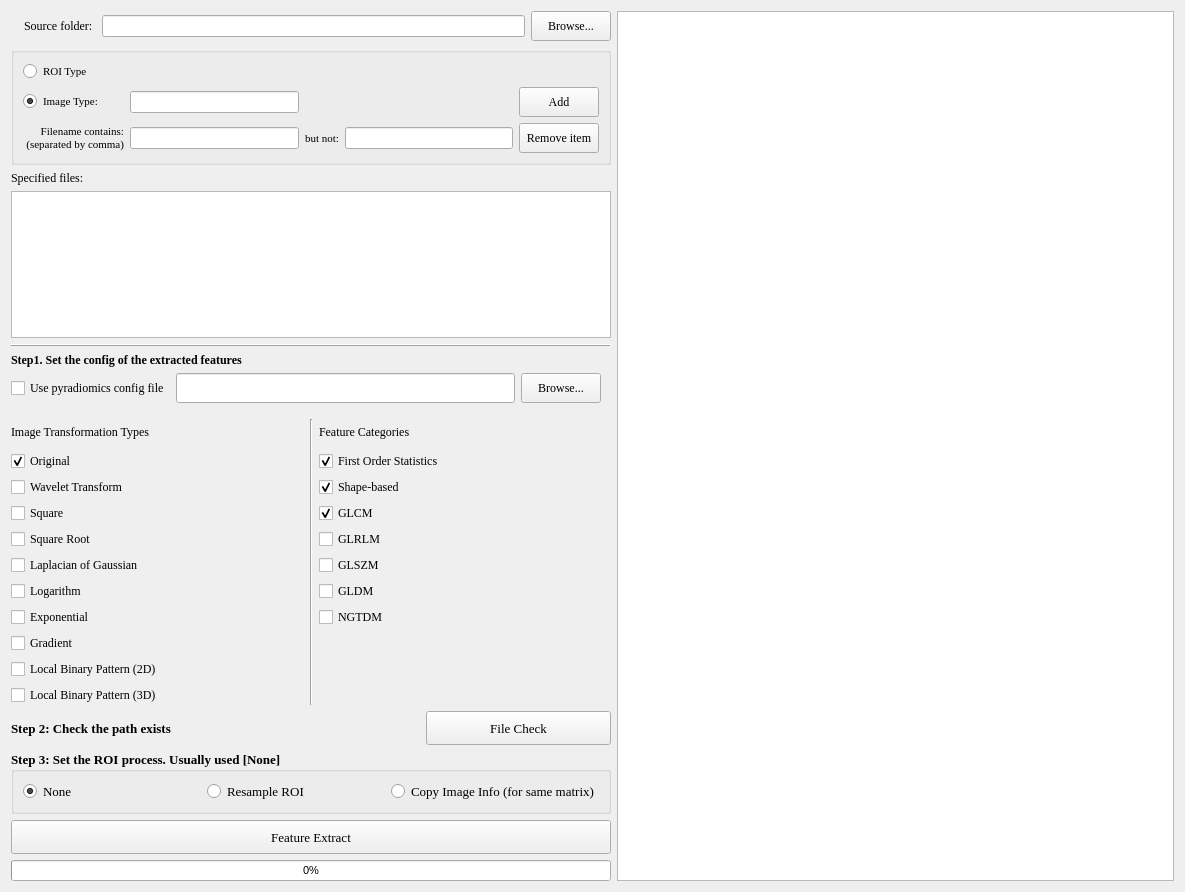
Qt form Feature/GUI/FeatureExtraction.ui (salan668/FAE) before a commit.
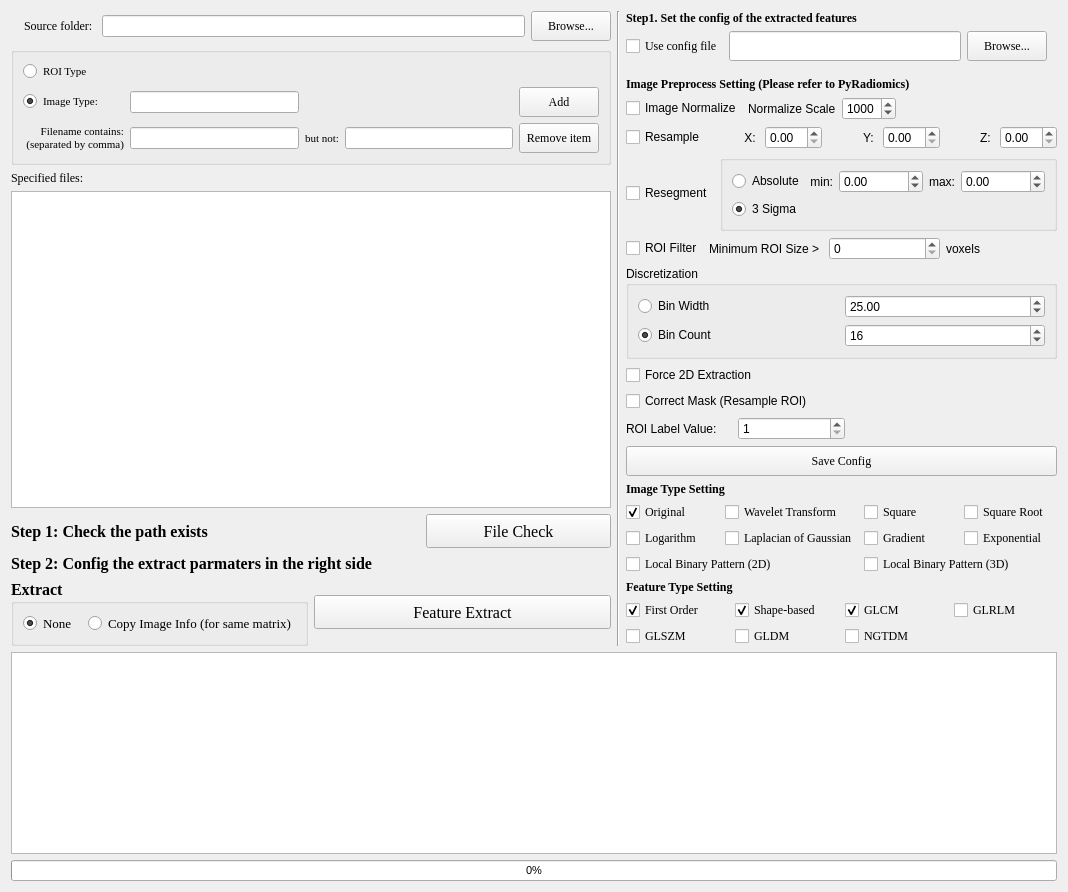
The same form after that commit.

Commit message: Add Feature Extraction Config in GUI

Patch:
```diff
--- a/Feature/GUI/FeatureExtraction.ui
+++ b/Feature/GUI/FeatureExtraction.ui
@@ -6,18 +6,20 @@
    <rect>
     <x>0</x>
     <y>0</y>
-    <width>1185</width>
+    <width>1057</width>
     <height>892</height>
    </rect>
   </property>
   <property name="windowTitle">
    <string>Feature Extraction</string>
   </property>
-  <layout class="QHBoxLayout" name="horizontalLayout_7">
+  <layout class="QHBoxLayout" name="horizontalLayout_18">
    <item>
-    <layout class="QHBoxLayout" name="horizontalLayout_6">
+    <layout class="QVBoxLayout" name="verticalLayout_8">
      <item>
-      <layout class="QVBoxLayout" name="verticalLayout">
+      <layout class="QHBoxLayout" name="horizontalLayout_17">
+       <item>
+        <layout class="QVBoxLayout" name="verticalLayout_7">
        <item>
         <layout class="QHBoxLayout" name="horizontalLayout_2">
          <item>
@@ -262,15 +264,159 @@
         </widget>
        </item>
        <item>
-        <widget class="QFrame" name="frame_3">
-         <property name="frameShape">
-          <enum>QFrame::HLine</enum>
-         </property>
-         <property name="frameShadow">
-          <enum>QFrame::Raised</enum>
+          <layout class="QHBoxLayout" name="horizontalLayout_4" stretch="2,0,1">
+           <item>
+            <widget class="QLabel" name="label_5">
+             <property name="font">
+              <font>
+               <family>Times New Roman</family>
+               <pointsize>12</pointsize>
+               <weight>75</weight>
+               <bold>true</bold>
+              </font>
+             </property>
+             <property name="text">
+              <string>Step 1: Check the path exists</string>
          </property>
         </widget>
        </item>
+           <item>
+            <spacer name="horizontalSpacer_4">
+             <property name="orientation">
+              <enum>Qt::Horizontal</enum>
+             </property>
+             <property name="sizeHint" stdset="0">
+              <size>
+               <width>40</width>
+               <height>20</height>
+              </size>
+             </property>
+            </spacer>
+           </item>
+           <item>
+            <widget class="QPushButton" name="buttonCheckPath">
+             <property name="minimumSize">
+              <size>
+               <width>0</width>
+               <height>34</height>
+              </size>
+             </property>
+             <property name="font">
+              <font>
+               <family>Times New Roman</family>
+               <pointsize>12</pointsize>
+              </font>
+             </property>
+             <property name="text">
+              <string>File Check</string>
+             </property>
+            </widget>
+           </item>
+          </layout>
+         </item>
+         <item>
+          <widget class="QLabel" name="label_16">
+           <property name="font">
+            <font>
+             <family>Times New Roman</family>
+             <pointsize>12</pointsize>
+             <weight>75</weight>
+             <bold>true</bold>
+            </font>
+           </property>
+           <property name="text">
+            <string>Step 2: Config the extract parmaters in the right side</string>
+           </property>
+          </widget>
+         </item>
+         <item>
+          <layout class="QHBoxLayout" name="horizontalLayout_16">
+           <item>
+            <widget class="QGroupBox" name="groupBox_2">
+             <property name="font">
+              <font>
+               <family>Times New Roman</family>
+               <pointsize>12</pointsize>
+               <weight>75</weight>
+               <bold>true</bold>
+              </font>
+             </property>
+             <property name="title">
+              <string>Extract</string>
+             </property>
+             <layout class="QHBoxLayout" name="horizontalLayout_3">
+              <item>
+               <layout class="QHBoxLayout" name="horizontalLayout">
+                <item>
+                 <widget class="QRadioButton" name="radioExtractNone">
+                  <property name="font">
+                   <font>
+                    <family>Times New Roman</family>
+                    <pointsize>10</pointsize>
+                    <weight>50</weight>
+                    <bold>false</bold>
+                   </font>
+                  </property>
+                  <property name="text">
+                   <string>None</string>
+                  </property>
+                  <property name="checked">
+                   <bool>true</bool>
+                  </property>
+                 </widget>
+                </item>
+                <item>
+                 <widget class="QRadioButton" name="radioExtractCopyInfo">
+                  <property name="font">
+                   <font>
+                    <family>Times New Roman</family>
+                    <pointsize>10</pointsize>
+                    <weight>50</weight>
+                    <bold>false</bold>
+                   </font>
+                  </property>
+                  <property name="text">
+                   <string>Copy Image Info (for same matrix)</string>
+                  </property>
+                 </widget>
+                </item>
+               </layout>
+              </item>
+             </layout>
+            </widget>
+           </item>
+           <item>
+            <widget class="QPushButton" name="buttonExtract">
+             <property name="minimumSize">
+              <size>
+               <width>0</width>
+               <height>34</height>
+              </size>
+             </property>
+             <property name="font">
+              <font>
+               <family>Times New Roman</family>
+               <pointsize>12</pointsize>
+              </font>
+             </property>
+             <property name="text">
+              <string>Feature Extract</string>
+             </property>
+            </widget>
+           </item>
+          </layout>
+         </item>
+        </layout>
+       </item>
+       <item>
+        <widget class="Line" name="line">
+         <property name="orientation">
+          <enum>Qt::Vertical</enum>
+         </property>
+        </widget>
+       </item>
+       <item>
+        <layout class="QVBoxLayout" name="verticalLayout_5">
        <item>
         <widget class="QLabel" name="labelSource_2">
          <property name="font">
@@ -304,7 +450,7 @@
             </font>
            </property>
            <property name="text">
-            <string>Use pyradiomics config file</string>
+              <string>Use config file</string>
            </property>
           </widget>
          </item>
@@ -343,31 +489,406 @@
          </item>
         </layout>
        </item>
-       <item>
-        <layout class="QHBoxLayout" name="horizontalLayout_3">
          <item>
           <layout class="QVBoxLayout" name="verticalLayout_4">
            <item>
-            <widget class="QLabel" name="label_2">
+            <widget class="QLabel" name="labelSource_3">
+             <property name="font">
+              <font>
+               <family>Times New Roman</family>
+               <weight>75</weight>
+               <bold>true</bold>
+              </font>
+             </property>
+             <property name="text">
+              <string>Image Preprocess Setting (Please refer to PyRadiomics)</string>
+             </property>
+            </widget>
+           </item>
+           <item>
+            <layout class="QHBoxLayout" name="horizontalLayout_6" stretch="1,1,1,4">
+             <item>
+              <widget class="QCheckBox" name="checkNormalize">
+               <property name="text">
+                <string>Image Normalize</string>
+               </property>
+              </widget>
+             </item>
+             <item>
+              <widget class="QLabel" name="label_14">
+               <property name="text">
+                <string>Normalize Scale</string>
+               </property>
+              </widget>
+             </item>
+             <item>
+              <widget class="QSpinBox" name="spinNormalizeScale">
+               <property name="maximum">
+                <number>9999</number>
+               </property>
+               <property name="value">
+                <number>1000</number>
+               </property>
+              </widget>
+             </item>
+             <item>
+              <spacer name="horizontalSpacer_2">
+               <property name="orientation">
+                <enum>Qt::Horizontal</enum>
+               </property>
+               <property name="sizeHint" stdset="0">
+                <size>
+                 <width>40</width>
+                 <height>20</height>
+                </size>
+               </property>
+              </spacer>
+             </item>
+            </layout>
+           </item>
+           <item>
+            <layout class="QHBoxLayout" name="horizontalLayout_7">
+             <item>
+              <widget class="QCheckBox" name="checkResample">
+               <property name="text">
+                <string>Resample</string>
+               </property>
+              </widget>
+             </item>
+             <item>
+              <widget class="QLabel" name="label_4">
+               <property name="text">
+                <string>X: </string>
+               </property>
+               <property name="alignment">
+                <set>Qt::AlignRight|Qt::AlignTrailing|Qt::AlignVCenter</set>
+               </property>
+              </widget>
+             </item>
+             <item>
+              <widget class="QDoubleSpinBox" name="doubleSpinResampleX">
+               <property name="value">
+                <double>0.000000000000000</double>
+               </property>
+              </widget>
+             </item>
+             <item>
+              <widget class="QLabel" name="label_6">
+               <property name="text">
+                <string>Y: </string>
+               </property>
+               <property name="alignment">
+                <set>Qt::AlignRight|Qt::AlignTrailing|Qt::AlignVCenter</set>
+               </property>
+              </widget>
+             </item>
+             <item>
+              <widget class="QDoubleSpinBox" name="doubleSpinResampleY">
+               <property name="value">
+                <double>0.000000000000000</double>
+               </property>
+              </widget>
+             </item>
+             <item>
+              <widget class="QLabel" name="label_7">
+               <property name="text">
+                <string>Z: </string>
+               </property>
+               <property name="alignment">
+                <set>Qt::AlignRight|Qt::AlignTrailing|Qt::AlignVCenter</set>
+               </property>
+              </widget>
+             </item>
+             <item>
+              <widget class="QDoubleSpinBox" name="doubleSpinResampleZ">
+               <property name="value">
+                <double>0.000000000000000</double>
+               </property>
+              </widget>
+             </item>
+            </layout>
+           </item>
+           <item>
+            <layout class="QHBoxLayout" name="horizontalLayout_12" stretch="1,6">
+             <item>
+              <widget class="QCheckBox" name="checkResegment">
+               <property name="text">
+                <string>Resegment</string>
+               </property>
+              </widget>
+             </item>
+             <item>
+              <widget class="QGroupBox" name="groupBox_3">
+               <property name="title">
+                <string/>
+               </property>
+               <layout class="QHBoxLayout" name="horizontalLayout_11">
+                <item>
+                 <layout class="QVBoxLayout" name="verticalLayout_2">
+                  <item>
+                   <layout class="QHBoxLayout" name="horizontalLayout_9">
+                    <item>
+                     <widget class="QRadioButton" name="radioResegmentAbsolute">
+                      <property name="text">
+                       <string>Absolute</string>
+                      </property>
+                      <property name="checked">
+                       <bool>false</bool>
+                      </property>
+                     </widget>
+                    </item>
+                    <item>
+                     <widget class="QLabel" name="label_9">
+                      <property name="text">
+                       <string>min:</string>
+                      </property>
+                      <property name="alignment">
+                       <set>Qt::AlignRight|Qt::AlignTrailing|Qt::AlignVCenter</set>
+                      </property>
+                     </widget>
+                    </item>
+                    <item>
+                     <widget class="QDoubleSpinBox" name="doubleSpinReSegmentMin">
+                      <property name="minimum">
+                       <double>-1000.000000000000000</double>
+                      </property>
+                      <property name="maximum">
+                       <double>100000.000000000000000</double>
+                      </property>
+                      <property name="value">
+                       <double>0.000000000000000</double>
+                      </property>
+                     </widget>
+                    </item>
+                    <item>
+                     <widget class="QLabel" name="label_8">
+                      <property name="text">
+                       <string>max:</string>
+                      </property>
+                      <property name="alignment">
+                       <set>Qt::AlignRight|Qt::AlignTrailing|Qt::AlignVCenter</set>
+                      </property>
+                     </widget>
+                    </item>
+                    <item>
+                     <widget class="QDoubleSpinBox" name="doubleSpinReSegmentMax">
+                      <property name="minimum">
+                       <double>-1000.000000000000000</double>
+                      </property>
+                      <property name="maximum">
+                       <double>10000000.000000000000000</double>
+                      </property>
+                      <property name="value">
+                       <double>0.000000000000000</double>
+                      </property>
+                     </widget>
+                    </item>
+                   </layout>
+                  </item>
+                  <item>
+                   <layout class="QHBoxLayout" name="horizontalLayout_10">
+                    <item>
+                     <widget class="QRadioButton" name="radioResegmenSigma">
+                      <property name="text">
+                       <string>3 Sigma</string>
+                      </property>
+                      <property name="checked">
+                       <bool>true</bool>
+                      </property>
+                     </widget>
+                    </item>
+                    <item>
+                     <spacer name="horizontalSpacer">
+                      <property name="orientation">
+                       <enum>Qt::Horizontal</enum>
+                      </property>
+                      <property name="sizeHint" stdset="0">
+                       <size>
+                        <width>40</width>
+                        <height>20</height>
+                       </size>
+                      </property>
+                     </spacer>
+                    </item>
+                   </layout>
+                  </item>
+                 </layout>
+                </item>
+               </layout>
+              </widget>
+             </item>
+            </layout>
+           </item>
+           <item>
+            <layout class="QHBoxLayout" name="horizontalLayout_13" stretch="1,6">
+             <item>
+              <widget class="QCheckBox" name="checkRoiFilter">
+               <property name="text">
+                <string>ROI Filter</string>
+               </property>
+              </widget>
+             </item>
+             <item>
+              <layout class="QGridLayout" name="gridLayout_3">
+               <item row="0" column="1">
+                <widget class="QSpinBox" name="spinMinRoiSize"/>
+               </item>
+               <item row="0" column="2">
+                <widget class="QLabel" name="label_11">
+                 <property name="text">
+                  <string>voxels</string>
+                 </property>
+                </widget>
+               </item>
+               <item row="0" column="0">
+                <widget class="QLabel" name="label_10">
+                 <property name="text">
+                  <string>Minimum ROI Size &gt; </string>
+                 </property>
+                </widget>
+               </item>
+              </layout>
+             </item>
+            </layout>
+           </item>
+           <item>
+            <widget class="QGroupBox" name="groupBox_4">
+             <property name="title">
+              <string>Discretization</string>
+             </property>
+             <layout class="QHBoxLayout" name="horizontalLayout_5">
+              <item>
+               <layout class="QGridLayout" name="gridLayout_6">
+                <item row="0" column="0">
+                 <widget class="QRadioButton" name="radioBinWidth">
+                  <property name="text">
+                   <string>Bin Width</string>
+                  </property>
+                 </widget>
+                </item>
+                <item row="0" column="1">
+                 <widget class="QDoubleSpinBox" name="doubleSpinBinWidth">
+                  <property name="maximum">
+                   <double>10000.000000000000000</double>
+                  </property>
+                  <property name="value">
+                   <double>25.000000000000000</double>
+                  </property>
+                 </widget>
+                </item>
+                <item row="1" column="0">
+                 <widget class="QRadioButton" name="radioBinCount">
+                  <property name="text">
+                   <string>Bin Count</string>
+                  </property>
+                  <property name="checked">
+                   <bool>true</bool>
+                  </property>
+                 </widget>
+                </item>
+                <item row="1" column="1">
+                 <widget class="QSpinBox" name="spinBinCount">
+                  <property name="minimum">
+                   <number>1</number>
+                  </property>
+                  <property name="value">
+                   <number>16</number>
+                  </property>
+                 </widget>
+                </item>
+               </layout>
+              </item>
+             </layout>
+            </widget>
+           </item>
+           <item>
+            <widget class="QCheckBox" name="checkForce2DExtraction">
+             <property name="text">
+              <string>Force 2D Extraction</string>
+             </property>
+            </widget>
+           </item>
+           <item>
+            <widget class="QCheckBox" name="checkCorrectMask">
+             <property name="text">
+              <string>Correct Mask (Resample ROI)</string>
+             </property>
+            </widget>
+           </item>
+           <item>
+            <layout class="QHBoxLayout" name="horizontalLayout_14" stretch="1,1,2">
+             <item>
+              <widget class="QLabel" name="label_15">
+               <property name="text">
+                <string>ROI Label Value:</string>
+               </property>
+              </widget>
+             </item>
+             <item>
+              <widget class="QSpinBox" name="spinLabelValue">
+               <property name="minimum">
+                <number>1</number>
+               </property>
+              </widget>
+             </item>
+             <item>
+              <spacer name="horizontalSpacer_3">
+               <property name="orientation">
+                <enum>Qt::Horizontal</enum>
+               </property>
+               <property name="sizeHint" stdset="0">
+                <size>
+                 <width>40</width>
+                 <height>20</height>
+                </size>
+               </property>
+              </spacer>
+             </item>
+            </layout>
+           </item>
+           <item>
+            <layout class="QHBoxLayout" name="horizontalLayout_15">
+             <item>
+              <widget class="QPushButton" name="buttonSaveConfig">
              <property name="minimumSize">
               <size>
                <width>0</width>
-               <height>26</height>
+                 <height>30</height>
               </size>
              </property>
              <property name="font">
               <font>
                <family>Times New Roman</family>
-               <weight>50</weight>
-               <bold>false</bold>
               </font>
              </property>
              <property name="text">
-              <string>Image Transformation Types</string>
+                <string>Save Config</string>
              </property>
             </widget>
            </item>
+            </layout>
+           </item>
+          </layout>
+         </item>
            <item>
+          <layout class="QVBoxLayout" name="verticalLayout">
+           <item>
+            <widget class="QLabel" name="labelSource_4">
+             <property name="font">
+              <font>
+               <family>Times New Roman</family>
+               <weight>75</weight>
+               <bold>true</bold>
+              </font>
+             </property>
+             <property name="text">
+              <string>Image Type Setting</string>
+             </property>
+            </widget>
+           </item>
+           <item>
+            <layout class="QGridLayout" name="gridLayout_4">
+             <item row="0" column="0">
             <widget class="QCheckBox" name="checkBoxOriginal">
              <property name="font">
               <font>
@@ -382,7 +903,7 @@
              </property>
             </widget>
            </item>
-           <item>
+             <item row="0" column="1">
             <widget class="QCheckBox" name="checkBoxWavelet">
              <property name="font">
               <font>
@@ -394,7 +915,7 @@
              </property>
             </widget>
            </item>
-           <item>
+             <item row="0" column="2">
             <widget class="QCheckBox" name="checkBoxSquare">
              <property name="font">
               <font>
@@ -406,7 +927,7 @@
              </property>
             </widget>
            </item>
-           <item>
+             <item row="0" column="3">
             <widget class="QCheckBox" name="checkBoxSquareRoot">
              <property name="font">
               <font>
@@ -418,19 +939,7 @@
              </property>
             </widget>
            </item>
-           <item>
-            <widget class="QCheckBox" name="checkBoxLoG">
-             <property name="font">
-              <font>
-               <family>Times New Roman</family>
-              </font>
-             </property>
-             <property name="text">
-              <string>Laplacian of Gaussian</string>
-             </property>
-            </widget>
-           </item>
-           <item>
+             <item row="1" column="0">
             <widget class="QCheckBox" name="checkBoxLogarithm">
              <property name="font">
               <font>
@@ -442,19 +951,19 @@
              </property>
             </widget>
            </item>
-           <item>
-            <widget class="QCheckBox" name="checkBoxExponential">
+             <item row="1" column="1">
+              <widget class="QCheckBox" name="checkBoxLoG">
              <property name="font">
               <font>
                <family>Times New Roman</family>
               </font>
              </property>
              <property name="text">
-              <string>Exponential</string>
+                <string>Laplacian of Gaussian</string>
              </property>
             </widget>
            </item>
-           <item>
+             <item row="1" column="2">
             <widget class="QCheckBox" name="checkBoxGradient">
              <property name="font">
               <font>
@@ -466,7 +975,19 @@
              </property>
             </widget>
            </item>
-           <item>
+             <item row="1" column="3">
+              <widget class="QCheckBox" name="checkBoxExponential">
+               <property name="font">
+                <font>
+                 <family>Times New Roman</family>
+                </font>
+               </property>
+               <property name="text">
+                <string>Exponential</string>
+               </property>
+              </widget>
+             </item>
+             <item row="2" column="0" colspan="2">
             <widget class="QCheckBox" name="checkBoxLocalBinaryPattern2D">
              <property name="font">
               <font>
@@ -478,7 +999,7 @@
              </property>
             </widget>
            </item>
-           <item>
+             <item row="2" column="2" colspan="2">
             <widget class="QCheckBox" name="checkBoxLocalBinaryPattern3D">
              <property name="font">
               <font>
@@ -490,51 +1011,29 @@
              </property>
             </widget>
            </item>
-           <item>
-            <spacer name="verticalSpacer_2">
-             <property name="orientation">
-              <enum>Qt::Vertical</enum>
-             </property>
-             <property name="sizeHint" stdset="0">
-              <size>
-               <width>20</width>
-               <height>40</height>
-              </size>
-             </property>
-            </spacer>
-           </item>
-          </layout>
-         </item>
-         <item>
-          <widget class="Line" name="line">
-           <property name="orientation">
-            <enum>Qt::Vertical</enum>
-           </property>
-          </widget>
+            </layout>
+           </item>
+          </layout>
          </item>
          <item>
           <layout class="QVBoxLayout" name="verticalLayout_3">
            <item>
-            <widget class="QLabel" name="label_3">
-             <property name="minimumSize">
-              <size>
-               <width>0</width>
-               <height>26</height>
-              </size>
-             </property>
+            <widget class="QLabel" name="labelSource_5">
              <property name="font">
               <font>
                <family>Times New Roman</family>
-               <weight>50</weight>
-               <bold>false</bold>
+               <weight>75</weight>
+               <bold>true</bold>
               </font>
              </property>
              <property name="text">
-              <string>Feature Categories</string>
+              <string>Feature Type Setting</string>
              </property>
             </widget>
            </item>
            <item>
+            <layout class="QGridLayout" name="gridLayout_5">
+             <item row="0" column="0">
             <widget class="QCheckBox" name="checkBoxFirstOrderStatistics">
              <property name="font">
               <font>
@@ -542,15 +1041,15 @@
               </font>
              </property>
              <property name="text">
-              <string>First Order Statistics</string>
+                <string>First Order</string>
              </property>
              <property name="checked">
               <bool>true</bool>
              </property>
             </widget>
            </item>
-           <item>
-            <widget class="QCheckBox" name="checkBoxShapeBased2D">
+             <item row="0" column="1">
+              <widget class="QCheckBox" name="checkBoxShape">
              <property name="font">
               <font>
                <family>Times New Roman</family>
@@ -564,7 +1063,7 @@
              </property>
             </widget>
            </item>
-           <item>
+             <item row="0" column="2">
             <widget class="QCheckBox" name="checkBoxGLCM">
              <property name="font">
               <font>
@@ -582,7 +1081,7 @@
              </property>
             </widget>
            </item>
-           <item>
+             <item row="0" column="3">
             <widget class="QCheckBox" name="checkBoxGLRLM">
              <property name="font">
               <font>
@@ -597,7 +1096,7 @@
              </property>
             </widget>
            </item>
-           <item>
+             <item row="1" column="0">
             <widget class="QCheckBox" name="checkBoxGLSZM">
              <property name="font">
               <font>
@@ -612,7 +1111,7 @@
              </property>
             </widget>
            </item>
-           <item>
+             <item row="1" column="1">
             <widget class="QCheckBox" name="checkBoxGLDM">
              <property name="font">
               <font>
@@ -627,7 +1126,7 @@
              </property>
             </widget>
            </item>
-           <item>
+             <item row="1" column="2">
             <widget class="QCheckBox" name="checkBoxNGTDM">
              <property name="font">
               <font>
@@ -642,174 +1141,12 @@
              </property>
             </widget>
            </item>
-           <item>
-            <spacer name="verticalSpacer">
-             <property name="orientation">
-              <enum>Qt::Vertical</enum>
-             </property>
-             <property name="sizeHint" stdset="0">
-              <size>
-               <width>20</width>
-               <height>40</height>
-              </size>
-             </property>
-            </spacer>
-           </item>
           </layout>
          </item>
         </layout>
        </item>
-       <item>
-        <layout class="QHBoxLayout" name="horizontalLayout_4" stretch="2,0,1">
-         <item>
-          <widget class="QLabel" name="label_5">
-           <property name="font">
-            <font>
-             <family>Times New Roman</family>
-             <pointsize>10</pointsize>
-             <weight>75</weight>
-             <bold>true</bold>
-            </font>
-           </property>
-           <property name="text">
-            <string>Step 2: Check the path exists</string>
-           </property>
-          </widget>
-         </item>
-         <item>
-          <spacer name="horizontalSpacer_4">
-           <property name="orientation">
-            <enum>Qt::Horizontal</enum>
-           </property>
-           <property name="sizeHint" stdset="0">
-            <size>
-             <width>40</width>
-             <height>20</height>
-            </size>
-           </property>
-          </spacer>
-         </item>
-         <item>
-          <widget class="QPushButton" name="buttonCheckPath">
-           <property name="minimumSize">
-            <size>
-             <width>0</width>
-             <height>34</height>
-            </size>
-           </property>
-           <property name="font">
-            <font>
-             <family>Times New Roman</family>
-             <pointsize>10</pointsize>
-            </font>
-           </property>
-           <property name="text">
-            <string>File Check</string>
-           </property>
-          </widget>
-         </item>
         </layout>
        </item>
-       <item>
-        <widget class="QGroupBox" name="groupBox_2">
-         <property name="font">
-          <font>
-           <family>Times New Roman</family>
-           <pointsize>10</pointsize>
-           <weight>75</weight>
-           <bold>true</bold>
-          </font>
-         </property>
-         <property name="title">
-          <string>Step 3: Set the ROI process. Usually used [None]</string>
-         </property>
-         <layout class="QHBoxLayout" name="horizontalLayout_5">
-          <item>
-           <layout class="QHBoxLayout" name="horizontalLayout">
-            <item>
-             <widget class="QRadioButton" name="radioExtractNone">
-              <property name="font">
-               <font>
-                <family>Times New Roman</family>
-                <pointsize>10</pointsize>
-                <weight>50</weight>
-                <bold>false</bold>
-               </font>
-              </property>
-              <property name="text">
-               <string>None</string>
-              </property>
-              <property name="checked">
-               <bool>true</bool>
-              </property>
-             </widget>
-            </item>
-            <item>
-             <widget class="QRadioButton" name="radioExtractResample">
-              <property name="font">
-               <font>
-                <family>Times New Roman</family>
-                <pointsize>10</pointsize>
-                <weight>50</weight>
-                <bold>false</bold>
-               </font>
-              </property>
-              <property name="text">
-               <string>Resample ROI</string>
-              </property>
-             </widget>
-            </item>
-            <item>
-             <widget class="QRadioButton" name="radioExtractCopyInfo">
-              <property name="font">
-               <font>
-                <family>Times New Roman</family>
-                <pointsize>10</pointsize>
-                <weight>50</weight>
-                <bold>false</bold>
-               </font>
-              </property>
-              <property name="text">
-               <string>Copy Image Info (for same matrix)</string>
-              </property>
-             </widget>
-            </item>
-           </layout>
-          </item>
-         </layout>
-        </widget>
-       </item>
-       <item>
-        <widget class="QPushButton" name="buttonExtract">
-         <property name="minimumSize">
-          <size>
-           <width>0</width>
-           <height>34</height>
-          </size>
-         </property>
-         <property name="font">
-          <font>
-           <family>Times New Roman</family>
-           <pointsize>10</pointsize>
-          </font>
-         </property>
-         <property name="text">
-          <string>Feature Extract</string>
-         </property>
-        </widget>
-       </item>
-       <item>
-        <widget class="QProgressBar" name="progressBar">
-         <property name="font">
-          <font>
-           <pointsize>8</pointsize>
-          </font>
-         </property>
-         <property name="value">
-          <number>0</number>
-         </property>
-        </widget>
-       </item>
       </layout>
      </item>
      <item>
@@ -829,6 +1166,18 @@
          </property>
         </widget>
        </item>
+       <item>
+        <widget class="QProgressBar" name="progressBar">
+         <property name="font">
+          <font>
+           <pointsize>8</pointsize>
+          </font>
+         </property>
+         <property name="value">
+          <number>0</number>
+         </property>
+        </widget>
+       </item>
       </layout>
      </item>
     </layout>
```
Left out of the diff: 4 changed lines with no effect on the pictures. Lines whose indentation alone changed are shown as unchanged. The commit also changes 6 other files.
